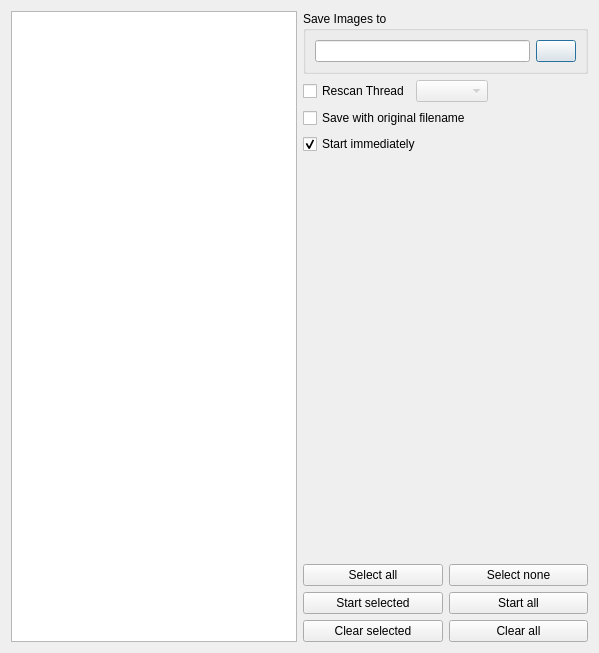
The window that uithreadadder.ui (chrisdevchroma/fourchan-dl) describes before a commit, drawn with Qt 5.
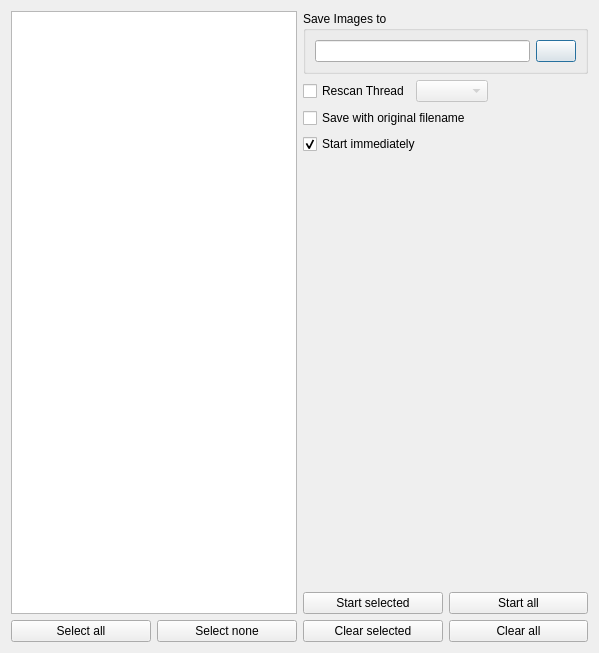
The same window after the commit. Icons and pictures are not drawn.

What changed in the file:
```diff
--- a/uithreadadder.ui
+++ b/uithreadadder.ui
@@ -14,7 +14,7 @@
    <string>Form</string>
   </property>
   <layout class="QGridLayout" name="gridLayout_2">
-   <item row="0" column="0" rowspan="8">
+   <item row="0" column="0" rowspan="6">
     <widget class="QListWidget" name="listWidget">
      <property name="sizePolicy">
       <sizepolicy hsizetype="MinimumExpanding" vsizetype="Expanding">
@@ -119,24 +119,6 @@
     </spacer>
    </item>
    <item row="5" column="1">
-    <layout class="QHBoxLayout" name="horizontalLayout">
-     <item>
-      <widget class="QPushButton" name="btnSelectAll">
-       <property name="text">
-        <string>Select all</string>
-       </property>
-      </widget>
-     </item>
-     <item>
-      <widget class="QPushButton" name="btnSelectNone">
-       <property name="text">
-        <string>Select none</string>
-       </property>
-      </widget>
-     </item>
-    </layout>
-   </item>
-   <item row="6" column="1">
     <layout class="QHBoxLayout" name="horizontalLayout_4">
      <item>
       <widget class="QPushButton" name="btnStartSelected">
@@ -145,7 +127,7 @@
        </property>
        <property name="icon">
         <iconset resource="resources.qrc">
-         <normaloff>:/icons/resources/yes.png</normaloff>:/icons/resources/yes.png</iconset>
+         <normaloff>:/icons/resources/dialog-ok.png</normaloff>:/icons/resources/dialog-ok.png</iconset>
        </property>
       </widget>
      </item>
@@ -156,13 +138,13 @@
        </property>
        <property name="icon">
         <iconset resource="resources.qrc">
-         <normaloff>:/icons/resources/media-playback-start.png</normaloff>:/icons/resources/media-playback-start.png</iconset>
+         <normaloff>:/icons/resources/yes.png</normaloff>:/icons/resources/yes.png</iconset>
        </property>
       </widget>
      </item>
     </layout>
    </item>
-   <item row="7" column="1">
+   <item row="6" column="1">
     <layout class="QHBoxLayout" name="horizontalLayout_3">
      <item>
       <widget class="QPushButton" name="btClearSelected">
@@ -188,6 +170,24 @@
      </item>
     </layout>
    </item>
+   <item row="6" column="0">
+    <layout class="QHBoxLayout" name="horizontalLayout">
+     <item>
+      <widget class="QPushButton" name="btnSelectAll">
+       <property name="text">
+        <string>Select all</string>
+       </property>
+      </widget>
+     </item>
+     <item>
+      <widget class="QPushButton" name="btnSelectNone">
+       <property name="text">
+        <string>Select none</string>
+       </property>
+      </widget>
+     </item>
+    </layout>
+   </item>
   </layout>
  </widget>
  <resources>
```
